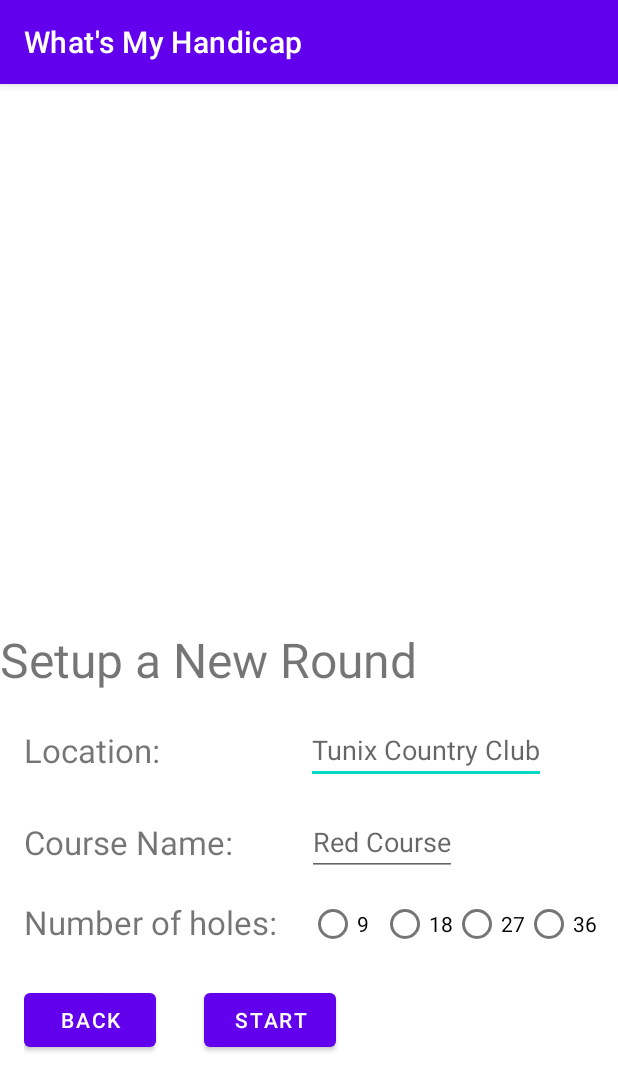
After one commit to Shamalsiri/whats_my_handicap, an Android app: the NewRoundSetupActivity screen opened directly, with no data from a screen before it, on a phone screen of 412 x 824 dp. The commit adds this screen. Shown: the top 1091 px of the screen. Run offline under Robolectric (Android 15) with nearby library versions, the phone set to English and light mode, and no system bars.

Commit message:
[SS][login_page] Base activity design for main menu and setup game activities

```diff
--- /dev/null
+++ b/app/src/main/java/com/siriwardana/whatsmyhandicap/NewRoundSetupActivity.java
@@ -0,0 +1,14 @@
+package com.siriwardana.whatsmyhandicap;
+
+import androidx.appcompat.app.AppCompatActivity;
+
+import android.os.Bundle;
+
+public class NewRoundSetupActivity extends AppCompatActivity {
+
+    @Override
+    protected void onCreate(Bundle savedInstanceState) {
+        super.onCreate(savedInstanceState);
+        setContentView(R.layout.activity_new_round_setup);
+    }
+}
--- /dev/null
+++ b/app/src/main/res/layout/activity_new_round_setup.xml
@@ -0,0 +1,130 @@
+<?xml version="1.0" encoding="utf-8"?>
+<RelativeLayout xmlns:android="http://schemas.android.com/apk/res/android"
+    xmlns:app="http://schemas.android.com/apk/res-auto"
+    xmlns:tools="http://schemas.android.com/tools"
+    android:layout_width="match_parent"
+    android:layout_height="match_parent"
+    tools:context=".NewRoundSetupActivity">
+
+    <TextView
+        android:id="@+id/tv_title"
+        android:layout_width="match_parent"
+        android:layout_height="wrap_content"
+        android:layout_centerInParent="true"
+        android:layout_marginTop="16dp"
+        android:text="Setup a New Round"
+        android:textSize="32sp" />
+
+    <LinearLayout
+        android:id="@+id/ll_location"
+        android:layout_width="match_parent"
+        android:layout_height="wrap_content"
+        android:layout_marginTop="16dp"
+        android:layout_below="@id/tv_title">
+
+        <TextView
+            android:layout_width="wrap_content"
+            android:layout_height="wrap_content"
+            android:text="Location: "
+            android:textSize="22sp"
+            android:layout_marginTop="2dp"
+            android:layout_marginEnd="92dp"
+            android:layout_marginStart="16dp"/>
+
+        <EditText
+            android:layout_width="wrap_content"
+            android:layout_height="wrap_content"
+            android:hint="Tunix Country Club"
+            android:textSize="18sp" />
+
+    </LinearLayout>
+
+    <LinearLayout
+        android:id="@+id/ll_course"
+        android:layout_width="match_parent"
+        android:layout_height="wrap_content"
+        android:layout_marginTop="16dp"
+        android:layout_below="@id/ll_location">
+
+        <TextView
+            android:layout_width="wrap_content"
+            android:layout_height="wrap_content"
+            android:text="Course Name: "
+            android:textSize="22sp"
+            android:layout_marginTop="2dp"
+            android:layout_marginEnd="44dp"
+            android:layout_marginStart="16dp"/>
+
+        <EditText
+            android:layout_width="wrap_content"
+            android:layout_height="wrap_content"
+            android:hint="Red Course"
+            android:textSize="18sp" />
+
+    </LinearLayout>
+
+    <LinearLayout
+        android:id="@+id/ll_num_holes"
+        android:layout_width="match_parent"
+        android:layout_height="wrap_content"
+        android:layout_marginTop="8dp"
+        android:layout_below="@+id/ll_course">
+
+        <TextView
+            android:layout_width="wrap_content"
+            android:layout_height="wrap_content"
+            android:text="Number of holes: "
+            android:textSize="22sp"
+            android:layout_marginTop="8dp"
+            android:layout_marginEnd="16dp"
+            android:layout_marginStart="16dp"/>
+
+        <RadioGroup
+            android:layout_width="wrap_content"
+            android:layout_height="wrap_content"
+            android:orientation="horizontal">
+
+            <RadioButton
+                android:layout_width="wrap_content"
+                android:layout_height="wrap_content"
+                android:text="9" />
+
+            <RadioButton
+                android:layout_width="wrap_content"
+                android:layout_height="wrap_content"
+                android:text="18" />
+
+            <RadioButton
+                android:layout_width="wrap_content"
+                android:layout_height="wrap_content"
+                android:text="27" />
+
+            <RadioButton
+                android:layout_width="wrap_content"
+                android:layout_height="wrap_content"
+                android:text="36" />
+
+        </RadioGroup>
+
+    </LinearLayout>
+
+    <LinearLayout
+        android:layout_width="match_parent"
+        android:layout_height="wrap_content"
+        android:layout_below="@id/ll_num_holes"
+        android:layout_margin="16dp">
+
+        <Button
+            android:layout_width="wrap_content"
+            android:layout_height="wrap_content"
+            android:text="Back"
+            android:layout_marginEnd="16dp"/>
+
+        <Button
+            android:layout_width="wrap_content"
+            android:layout_height="wrap_content"
+            android:text="Start"
+            android:layout_marginStart="16dp"/>
+    </LinearLayout>
+
+</RelativeLayout>
--- a/build.gradle
+++ b/build.gradle
@@ -1,5 +1,6 @@
 // Top-level build file where you can add configuration options common to all sub-projects/modules.
 plugins {
-    id 'com.android.application' version '7.4.1' apply false
-    id 'com.android.library' version '7.4.1' apply false
+    id 'com.android.application' version '8.1.1' apply false
+    id 'com.android.library' version '8.1.1' apply false
+    id 'org.jetbrains.kotlin.android' version '1.8.10' apply false
 }
--- a/gradle.properties
+++ b/gradle.properties
@@ -19,3 +19,5 @@ android.useAndroidX=true
 # resources declared in the library itself and none from the library's dependencies,
 # thereby reducing the size of the R class for that library
 android.nonTransitiveRClass=true
+android.defaults.buildfeatures.buildconfig=true
+android.nonFinalResIds=false
```
Also changed, not shown: app/src/main/AndroidManifest.xml (+9 -0 lines), app/src/main/java/com/siriwardana/whatsmyhandicap/MainActivity.java (+12 -0 lines), app/src/main/java/com/siriwardana/whatsmyhandicap/MainMenuActivity.java (added, +39 -0 lines), app/src/main/java/com/siriwardana/whatsmyhandicap/PrevScoresActivity.java (added, +14 -0 lines), app/src/main/res/layout/activity_main_menu.xml (added, +61 -0 lines), app/src/main/res/layout/activity_prev_scores.xml (added, +9 -0 lines), app/src/main/res/drawable/whats_my_handicap_drawio.png (added), gradle/wrapper/gradle-wrapper.properties.
